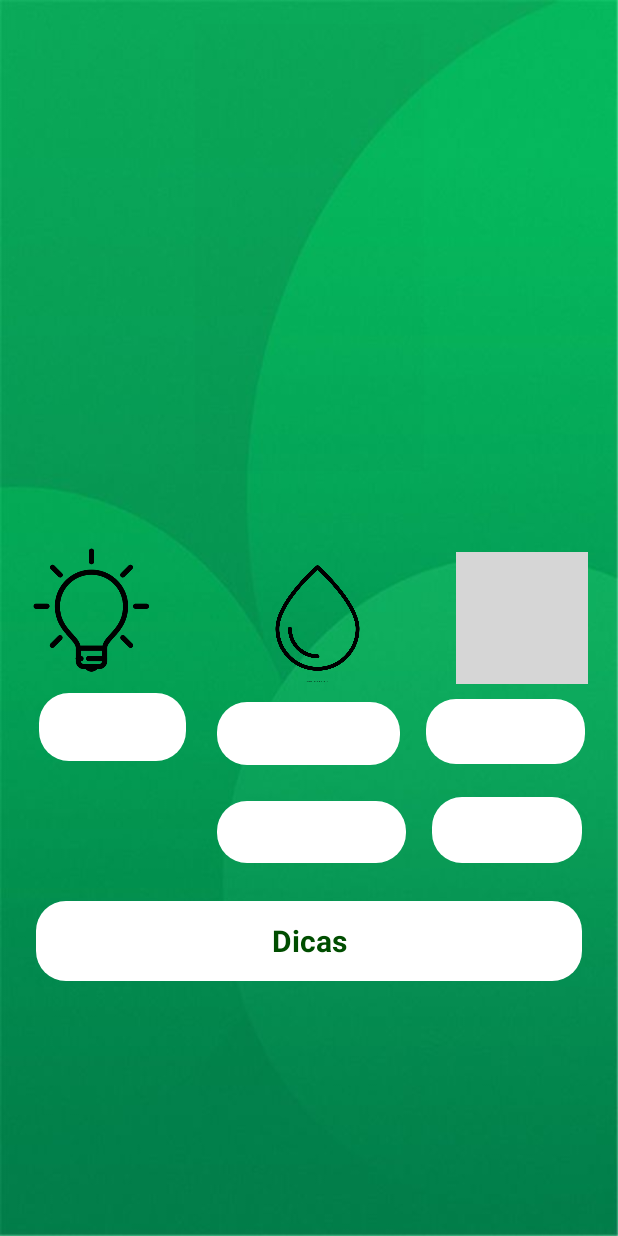
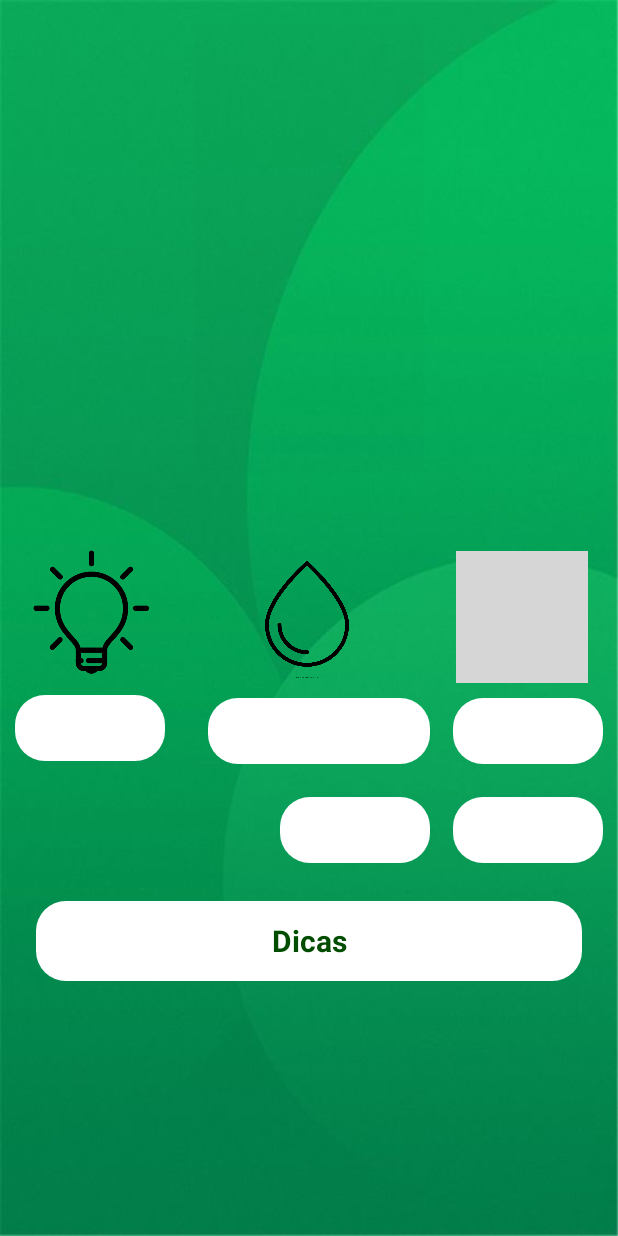
Before and after one commit to ChigorGomes/SD2019-01, an Android app: the layout activity_sensor_planta.xml on its own in the app's theme, with its tools: preview values and no code run, on a phone screen of 412 x 824 dp. Run offline under Robolectric (Android 15) with nearby library versions, the phone set to English and light mode, and no system bars; grey boxes are pictures that could not be loaded.

Commit message:
Atualizando o layout

```diff
--- a/LeafGarden/APP/app/src/main/res/layout/activity_cadastra_planta.xml
+++ b/LeafGarden/APP/app/src/main/res/layout/activity_cadastra_planta.xml
@@ -81,7 +81,7 @@
         android:layout_height="49dp"
         android:layout_above="@+id/editTextDescricaoPlanta"
         android:layout_alignParentEnd="true"
-        android:layout_marginStart="72dp"
+        android:layout_marginStart="32dp"
         android:layout_marginBottom="33dp"
         android:background="@drawable/rounded_border"
         android:ems="10"
--- a/LeafGarden/APP/app/src/main/res/layout/activity_sensor_planta.xml
+++ b/LeafGarden/APP/app/src/main/res/layout/activity_sensor_planta.xml
@@ -40,11 +40,11 @@
 
     <TextView
         android:id="@+id/textViewSensorLuminosidade"
-        android:layout_width="98dp"
-        android:layout_height="45dp"
+        android:layout_width="100dp"
+        android:layout_height="44dp"
         android:layout_above="@+id/textViewDicas"
         android:layout_alignParentStart="true"
-        android:layout_marginStart="26dp"
+        android:layout_marginStart="10dp"
         android:layout_marginBottom="93dp"
         android:background="@drawable/rounded_border"
         android:gravity="center"
@@ -53,12 +53,12 @@
 
     <TextView
         android:id="@+id/textViewSensorUmidadeSolo"
-        android:layout_width="125dp"
-        android:layout_height="42dp"
+        android:layout_width="100dp"
+        android:layout_height="44dp"
         android:layout_above="@+id/textViewSensorUmidadeAmbiente"
-        android:layout_marginStart="39dp"
-        android:layout_marginEnd="17dp"
-        android:layout_marginBottom="24dp"
+        android:layout_marginStart="33dp"
+        android:layout_marginEnd="15dp"
+        android:layout_marginBottom="22dp"
         android:layout_toStartOf="@+id/textViewSensorTempSolo"
         android:layout_toEndOf="@+id/imageViewSensorLuminosidade"
         android:background="@drawable/rounded_border"
@@ -69,10 +69,10 @@
 
     <TextView
         android:id="@+id/textViewSensorUmidadeAmbiente"
-        android:layout_width="126dp"
-        android:layout_height="41dp"
+        android:layout_width="100dp"
+        android:layout_height="44dp"
         android:layout_above="@+id/textViewDicas"
-        android:layout_marginEnd="17dp"
+        android:layout_marginEnd="15dp"
         android:layout_marginBottom="25dp"
         android:layout_toStartOf="@+id/textViewSensorTempAmbiente"
         android:background="@drawable/rounded_border"
@@ -83,11 +83,11 @@
 
     <TextView
         android:id="@+id/textViewSensorTempSolo"
-        android:layout_width="106dp"
-        android:layout_height="43dp"
+        android:layout_width="100dp"
+        android:layout_height="44dp"
         android:layout_above="@+id/textViewSensorTempAmbiente"
         android:layout_alignParentEnd="true"
-        android:layout_marginEnd="22dp"
+        android:layout_marginEnd="10dp"
         android:layout_marginBottom="22dp"
         android:background="@drawable/rounded_border"
         android:gravity="center"
@@ -103,7 +103,7 @@
         android:layout_height="44dp"
         android:layout_above="@+id/textViewDicas"
         android:layout_alignParentEnd="true"
-        android:layout_marginEnd="24dp"
+        android:layout_marginEnd="10dp"
         android:layout_marginBottom="25dp"
         android:background="@drawable/rounded_border"
         android:gravity="center"
@@ -130,8 +130,8 @@
         android:layout_width="88dp"
         android:layout_height="88dp"
         android:layout_above="@+id/textViewSensorUmidadeSolo"
-        android:layout_marginStart="62dp"
-        android:layout_marginEnd="48dp"
+        android:layout_marginStart="20dp"
+        android:layout_marginEnd="20dp"
         android:layout_marginBottom="12dp"
         android:layout_toStartOf="@+id/imageViewSensorTemperatura"
         android:layout_toEndOf="@+id/imageViewSensorLuminosidade"
--- a/LeafGarden/APP/app/src/main/res/layout/activity_tela_menu.xml
+++ b/LeafGarden/APP/app/src/main/res/layout/activity_tela_menu.xml
@@ -10,13 +10,13 @@
 
     <TextView
         android:layout_width="355dp"
-        android:layout_height="80dp"
+        android:layout_height="40dp"
         android:layout_above="@+id/textView5"
         android:layout_alignParentStart="true"
         android:layout_alignParentEnd="true"
-        android:layout_marginStart="30dp"
-        android:layout_marginEnd="26dp"
-        android:layout_marginBottom="277dp"
+        android:layout_marginStart="32dp"
+        android:layout_marginEnd="24dp"
+        android:layout_marginBottom="206dp"
         android:background="@drawable/rounded_border"
         android:gravity="center"
         android:text="Bem Vindo!"
```
